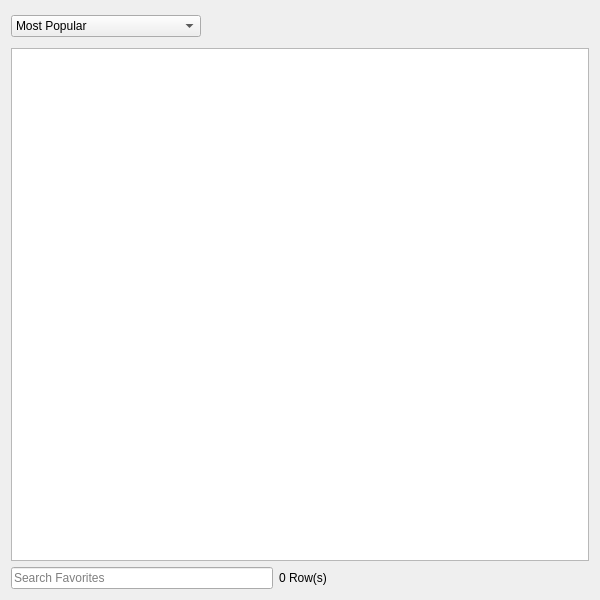
textbrowser/dooble, file 2.x/UI/dooble_favorites_popup.ui: the form before one commit.
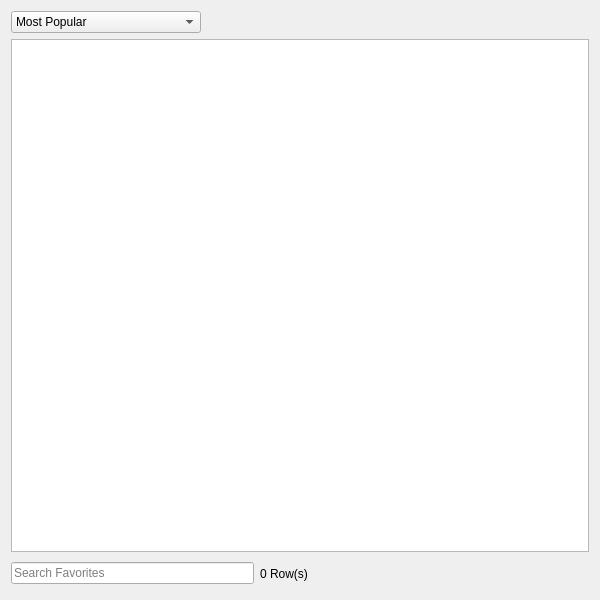
The form after the commit. Icons and pictures are not drawn. Custom widgets are drawn as their Qt base class.

Commit message: Do not allow duplicate engines.

Diff of the .ui file:
```diff
--- a/2.x/UI/dooble_favorites_popup.ui
+++ b/2.x/UI/dooble_favorites_popup.ui
@@ -61,25 +61,6 @@
        </property>
       </spacer>
      </item>
-     <item>
-      <widget class="QToolButton" name="delete_selected">
-       <property name="toolTip">
-        <string>Delete Selected Favorite</string>
-       </property>
-       <property name="text">
-        <string/>
-       </property>
-       <property name="iconSize">
-        <size>
-         <width>24</width>
-         <height>24</height>
-        </size>
-       </property>
-       <property name="autoRaise">
-        <bool>true</bool>
-       </property>
-      </widget>
-     </item>
     </layout>
    </item>
    <item>
@@ -157,6 +138,25 @@
        </property>
       </spacer>
      </item>
+     <item>
+      <widget class="QToolButton" name="delete_selected">
+       <property name="toolTip">
+        <string>Delete Selected Favorite</string>
+       </property>
+       <property name="text">
+        <string/>
+       </property>
+       <property name="iconSize">
+        <size>
+         <width>24</width>
+         <height>24</height>
+        </size>
+       </property>
+       <property name="autoRaise">
+        <bool>true</bool>
+       </property>
+      </widget>
+     </item>
     </layout>
    </item>
   </layout>
```
Left out of the diff: 11 changed lines with no effect on the pictures. The commit also changes 1 other file.
